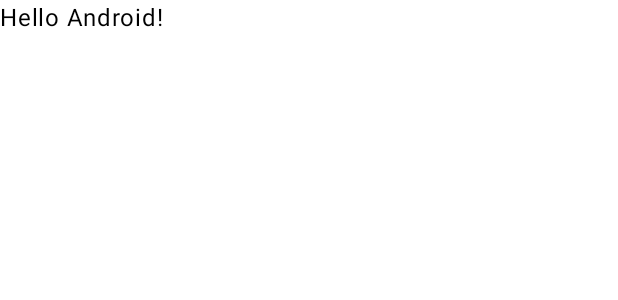
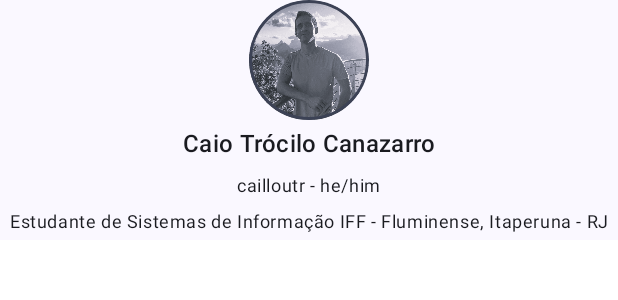
Before and after one commit to cailloutr/DevHub, an Android app built with Jetpack Compose: the @Preview function DefaultPreview, on a phone screen of 412 x 824 dp. Shown: the top 300 px of the screen. Run offline under Robolectric (Android 15) with nearby library versions, the phone set to English and light mode, and no system bars.

```diff
--- a/app/src/main/java/com/cailloutr/devhub/MainActivity.kt
+++ b/app/src/main/java/com/cailloutr/devhub/MainActivity.kt
@@ -3,13 +3,23 @@ package com.cailloutr.devhub
 import android.os.Bundle
 import androidx.activity.ComponentActivity
 import androidx.activity.compose.setContent
-import androidx.compose.foundation.layout.fillMaxSize
-import androidx.compose.material3.MaterialTheme
-import androidx.compose.material3.Surface
-import androidx.compose.material3.Text
+import androidx.compose.foundation.BorderStroke
+import androidx.compose.foundation.Image
+import androidx.compose.foundation.border
+import androidx.compose.foundation.layout.*
+import androidx.compose.foundation.shape.CircleShape
+import androidx.compose.material3.*
 import androidx.compose.runtime.Composable
+import androidx.compose.ui.Alignment
 import androidx.compose.ui.Modifier
+import androidx.compose.ui.draw.clip
+import androidx.compose.ui.layout.ContentScale
+import androidx.compose.ui.res.painterResource
+import androidx.compose.ui.res.stringResource
+import androidx.compose.ui.text.style.TextAlign
 import androidx.compose.ui.tooling.preview.Preview
+import androidx.compose.ui.unit.dp
+import com.cailloutr.devhub.model.User
 import com.cailloutr.devhub.ui.theme.DevHubTheme
 
 class MainActivity : ComponentActivity() {
@@ -22,7 +32,7 @@ class MainActivity : ComponentActivity() {
                     modifier = Modifier.fillMaxSize(),
                     color = MaterialTheme.colorScheme.background
                 ) {
-                    Greeting("Android")
+                    MyApp(modifier = Modifier.fillMaxSize())
                 }
             }
         }
@@ -30,14 +40,73 @@ class MainActivity : ComponentActivity() {
 }
 
 @Composable
-fun Greeting(name: String) {
-    Text(text = "Hello $name!")
+fun MyApp(modifier: Modifier = Modifier) {
+    Surface(modifier = modifier) {
+        Profile(
+            user = User(
+                name = "Caio Trócilo Canazarro",
+                user = "cailloutr",
+                bio = "Estudante de Sistemas de Informação IFF - Fluminense, Itaperuna - RJ",
+                image = R.drawable.profile_picture,
+                pronouns = "he/him"
+            )
+        )
+    }
+}
+
+@Composable
+fun Profile(user: User) {
+    Column(
+        modifier = Modifier.fillMaxWidth(),
+        horizontalAlignment = Alignment.CenterHorizontally
+    ) {
+        Row() {
+            Image(
+                painter = painterResource(id = user.image),
+                contentDescription = stringResource(
+                    R.string.profile_picture
+                ),
+                contentScale = ContentScale.Crop,
+                modifier = Modifier
+                    .size(80.dp)
+                    .clip(CircleShape)
+                    .border(
+                        BorderStroke(2.dp, MaterialTheme.colorScheme.secondary),
+                        CircleShape
+                    )
+            )
+        }
+
+        Row {
+            Text(
+                text =
+                user.name,
+                modifier = Modifier.padding(vertical = 4.dp),
+                style = MaterialTheme.typography.titleMedium
+            )
+        }
+        Row {
+            Text(
+                text = "${user.user} - ${user.pronouns}",
+                modifier = Modifier.padding(vertical = 4.dp),
+                style = MaterialTheme.typography.bodySmall
+            )
+        }
+        Row {
+            Text(
+                text = user.bio,
+                modifier = Modifier.padding(vertical = 4.dp),
+                textAlign = TextAlign.Center,
+                style = MaterialTheme.typography.bodySmall
+            )
+        }
+    }
 }
 
 @Preview(showBackground = true)
 @Composable
 fun DefaultPreview() {
     DevHubTheme {
-        Greeting("Android")
+        MyApp()
     }
 }
--- /dev/null
+++ b/app/src/main/java/com/cailloutr/devhub/model/User.kt
@@ -0,0 +1,10 @@
+package com.cailloutr.devhub.model
+
+data class User(
+    val name: String = "",
+    val user: String = "",
+    val bio: String = "",
+    val image: Int = 0,
+    val pronouns: String = ""
+) {
+}
--- a/app/src/main/res/values/strings.xml
+++ b/app/src/main/res/values/strings.xml
@@ -1,3 +1,4 @@
 <resources>
     <string name="app_name">DevHub</string>
+    <string name="profile_picture">Profile picture</string>
 </resources>
```
Also changed, not shown: app/src/main/res/drawable/profile_picture.png (added).
